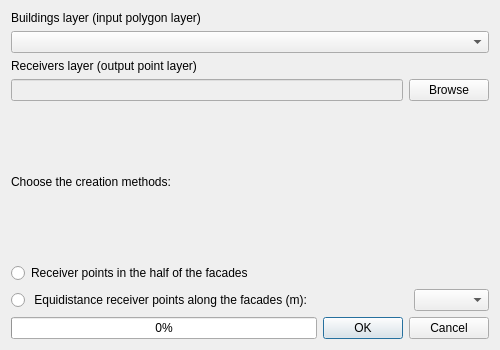
Qt form tools/ui_CreateReceiverPoints.ui (Arpapiemonte/openoise-map) before a commit.
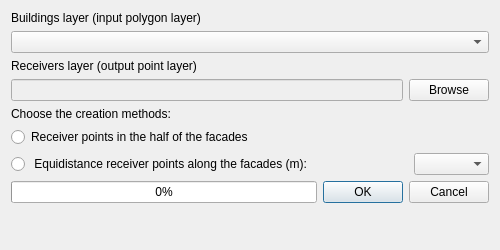
The same form after that commit. Custom widgets are drawn as their Qt base class.

Patch:
```diff
--- a/tools/ui_CreateReceiverPoints.ui
+++ b/tools/ui_CreateReceiverPoints.ui
@@ -10,7 +10,7 @@
     <x>0</x>
     <y>0</y>
     <width>500</width>
-    <height>350</height>
+    <height>250</height>
    </rect>
   </property>
   <property name="sizePolicy">
@@ -22,13 +22,13 @@
   <property name="minimumSize">
    <size>
     <width>500</width>
-    <height>350</height>
+    <height>200</height>
    </size>
   </property>
   <property name="maximumSize">
    <size>
     <width>500</width>
-    <height>350</height>
+    <height>250</height>
    </size>
   </property>
   <property name="sizeIncrement">
@@ -188,6 +188,19 @@
      </item>
     </layout>
    </item>
+   <item>
+    <spacer name="verticalSpacer">
+     <property name="orientation">
+      <enum>Qt::Vertical</enum>
+     </property>
+     <property name="sizeHint" stdset="0">
+      <size>
+       <width>20</width>
+       <height>40</height>
+      </size>
+     </property>
+    </spacer>
+   </item>
   </layout>
  </widget>
  <customwidgets>
```
Left out of the diff: 2 changed lines with no effect on the pictures.
